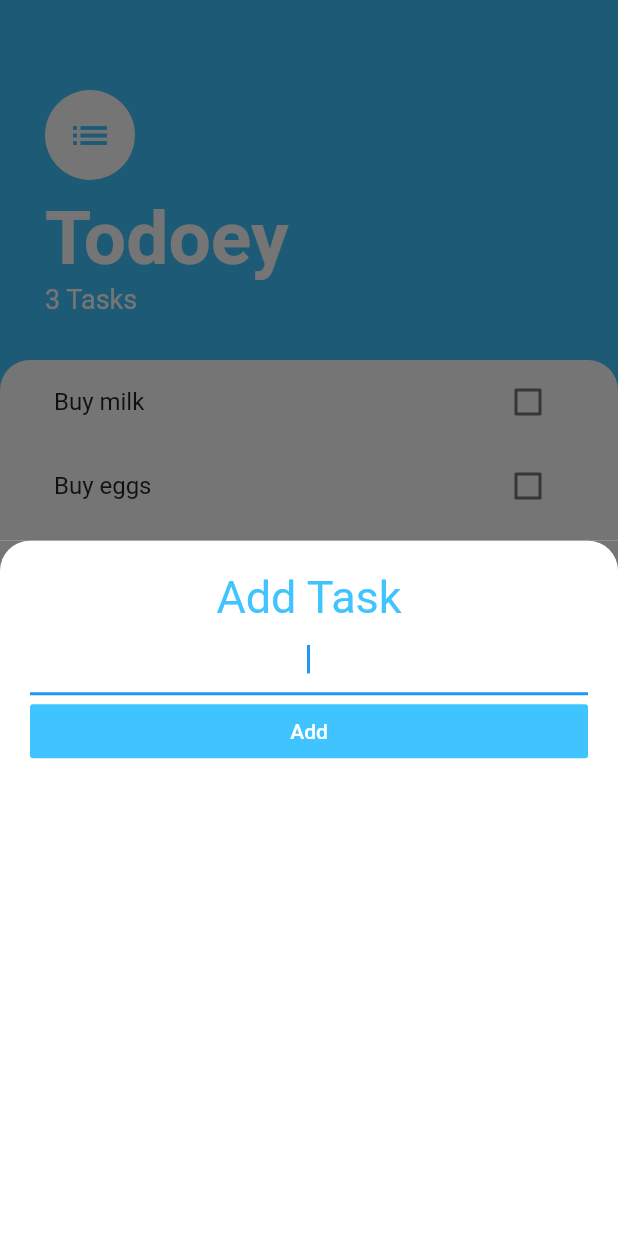
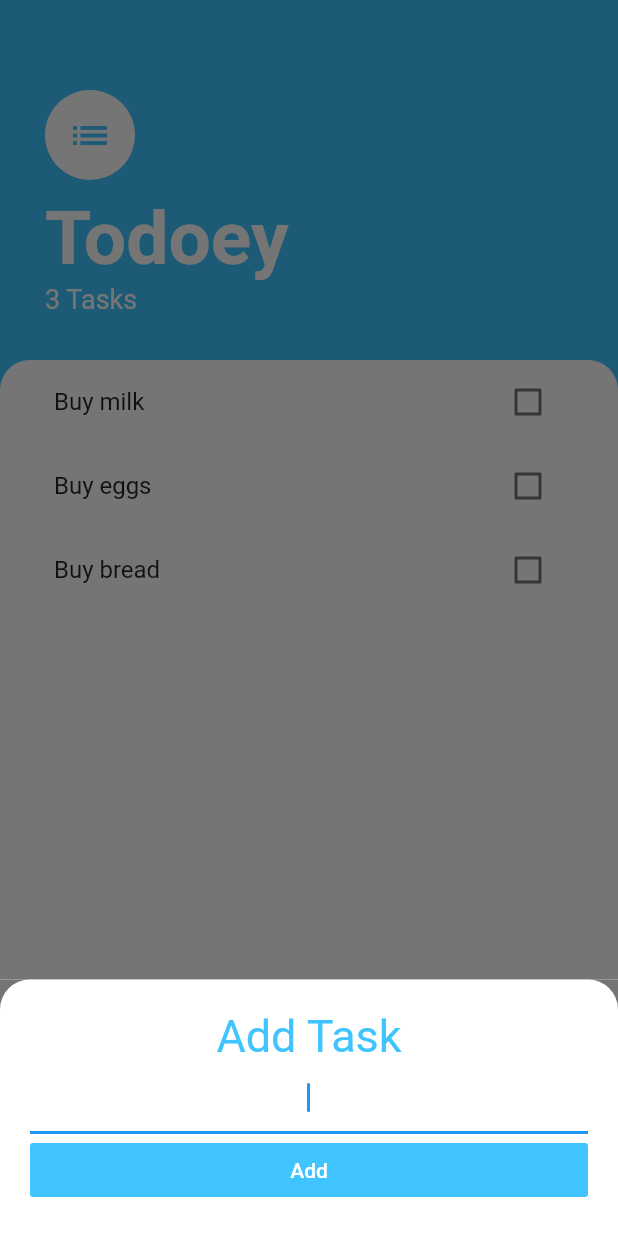
Before and after one commit to londonappbrewery/todoey-flutter, a Flutter app: the screen it shows after launch, after a tap on the "add" icon, on a phone screen of 412 x 824 dp. Run offline on Flutter 3.47's test engine with Material 2 defaults, Android fonts, the phone set to English and light mode, and no system bars.

Commit message:
Resizing modalBottomSheet to place it above keyboard

```diff
--- a/lib/screens/add_task_screen.dart
+++ b/lib/screens/add_task_screen.dart
@@ -15,7 +15,7 @@ class AddTaskScreen extends StatelessWidget {
         decoration: BoxDecoration(
           color: Colors.white,
           borderRadius: BorderRadius.only(
-            topLeft: Radius.circular(20.0),
+              topLeft: Radius.circular(20.0),
             topRight: Radius.circular(20.0),
           ),
         ),
--- a/lib/screens/tasks_screen.dart
+++ b/lib/screens/tasks_screen.dart
@@ -12,12 +12,18 @@ class TasksScreen extends StatelessWidget {
       floatingActionButton: FloatingActionButton(
         backgroundColor: Colors.lightBlueAccent,
         child: Icon(Icons.add),
-        onPressed: () {
-          showModalBottomSheet(
-            context: context,
-            builder: (context) => AddTaskScreen(),
-          );
-        },
+          onPressed: () {
+            showModalBottomSheet(
+                context: context,
+                isScrollControlled: true,
+                builder: (context) => SingleChildScrollView(
+                    child:Container(
+                      padding: EdgeInsets.only(bottom: MediaQuery.of(context).viewInsets.bottom),
+                      child: AddTaskScreen(),
+                    )
+                )
+            );
+          }
       ),
       body: Column(
         crossAxisAlignment: CrossAxisAlignment.start,
```
